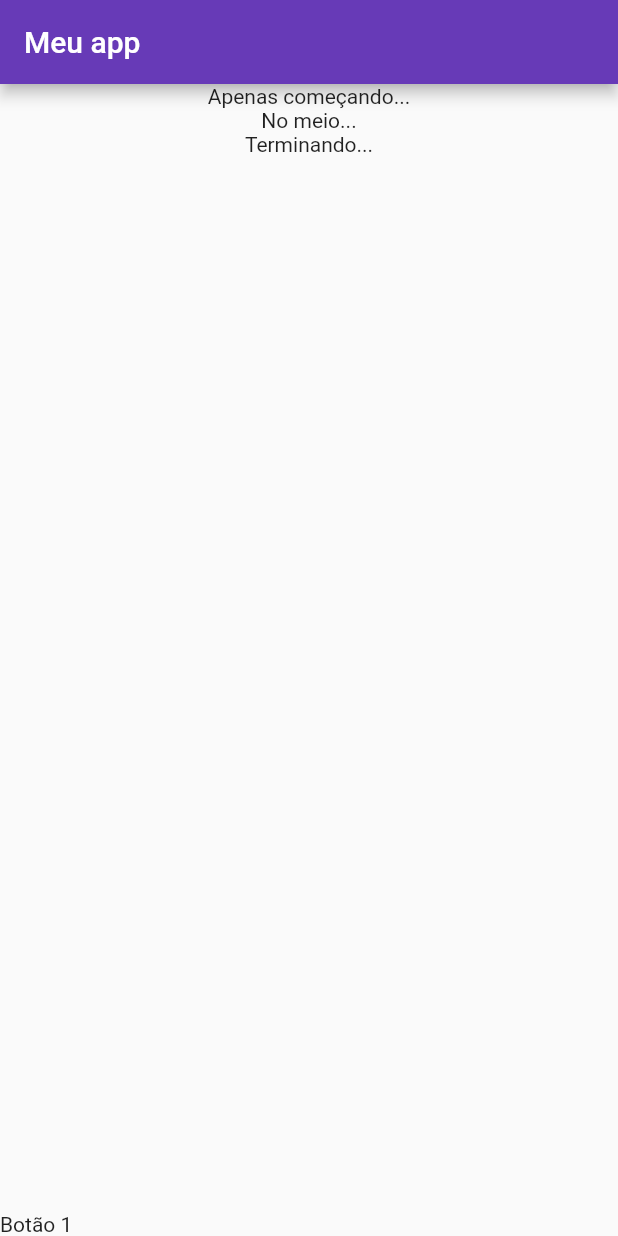
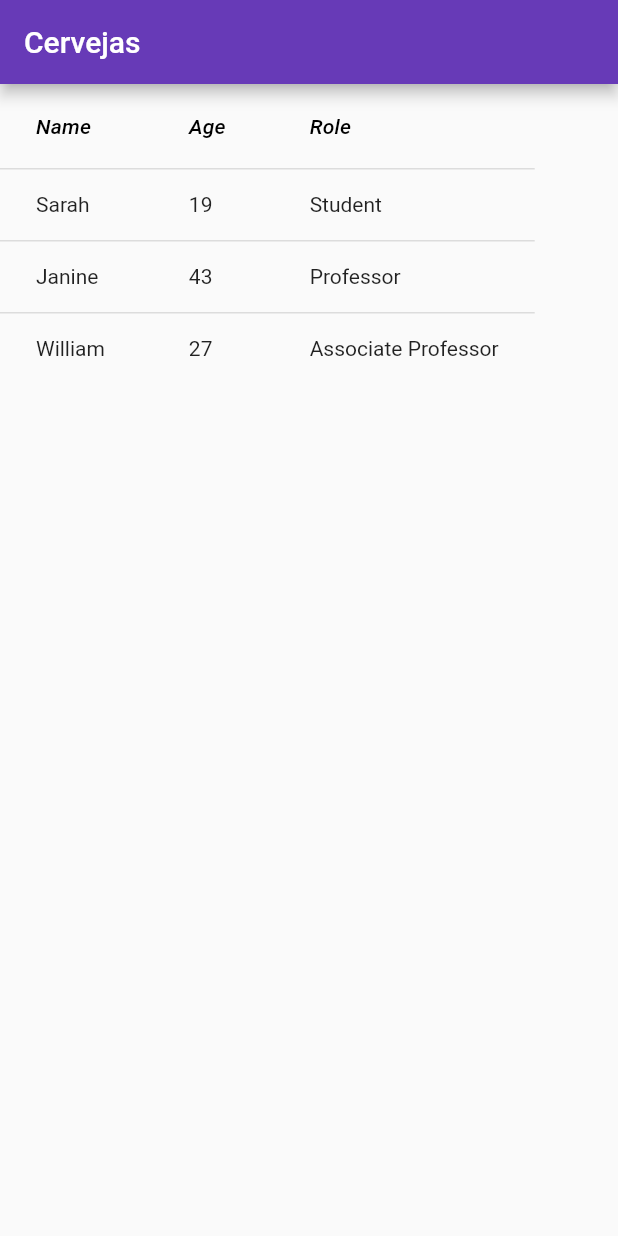
Before and after one commit to VictorRyan3612/POO_Orientada-a-objetos, a Flutter app: the screen it shows after launch, on a phone screen of 412 x 824 dp. Run offline on Flutter 3.47's test engine with Material 2 defaults, Android fonts, the phone set to English and light mode, and no system bars; missing offline and left inert: dart:html.

Commit message:
Atividade 10 e 11 part 2

```diff
--- a/Atividade 10 e 11/app2/lib/main.dart
+++ b/Atividade 10 e 11/app2/lib/main.dart
@@ -1,20 +1,79 @@
+import 'dart:html';
+
 import 'package:flutter/material.dart';
 
 void main() {
   MaterialApp app = MaterialApp(
       theme: ThemeData(primarySwatch: Colors.deepPurple),
       home: Scaffold(
-        appBar: AppBar(title: Text("Meu app")),
-        body: Center(
-          child: Column(
-            children: [
-              Text("Apenas começando..."),
-              Text("No meio..."),
-              Text("Terminando...")
-            ]
-          )
-        ),
-        bottomNavigationBar: Text("Botão 1"),
+        appBar: AppBar(title: Text("Cervejas")),
+        body:
+        MyStatelessWidget()
+
       ));
   runApp(app);
 }
+
+// https://api.flutter.dev/flutter/material/DataTable-class.html
+class MyStatelessWidget extends StatelessWidget {
+  const MyStatelessWidget({super.key});
+
+  @override
+  Widget build(BuildContext context) {
+    return (
+      DataTable(
+
+      columns: const <DataColumn>[
+        DataColumn(
+          label: Expanded(
+            child: Text(
+              'Name',
+              style: TextStyle(fontStyle: FontStyle.italic),
+            ),
+          ),
+        ),
+        DataColumn(
+          label: Expanded(
+            child: Text(
+              'Age',
+              style: TextStyle(fontStyle: FontStyle.italic),
+            ),
+          ),
+        ),
+        DataColumn(
+          label: Expanded(
+            child: Text(
+              'Role',
+              style: TextStyle(fontStyle: FontStyle.italic),
+            ),
+          ),
+        ),
+      ],
+      rows: const <DataRow>[
+        DataRow(
+          cells: <DataCell>[
+            DataCell(Text('Sarah')),
+            DataCell(Text('19')),
+            DataCell(Text('Student')),
+          ],
+        ),
+        DataRow(
+          cells: <DataCell>[
+            DataCell(Text('Janine')),
+            DataCell(Text('43')),
+            DataCell(Text('Professor')),
+          ],
+        ),
+        DataRow(
+          cells: <DataCell>[
+            DataCell(Text('William')),
+            DataCell(Text('27')),
+            DataCell(Text('Associate Professor')),
+          ],
+        ),
+      ],
+    )
+    );
+  }
+
+}
```
